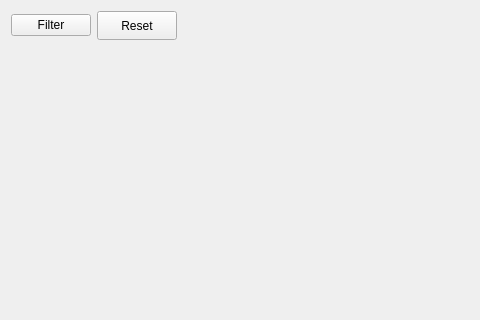
First picture: the form in databaseviewer.ui, repository ChessMD/ChessMD, before the edit; both pictures show x 0 to 480 and y 0 to 320 of the 830 by 553 pixel window.
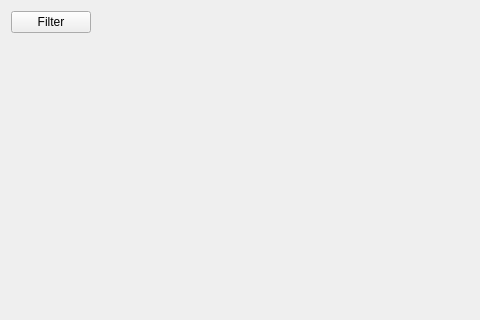
Second picture: the form after the edit.

Commit message: force device theme, make ui changes

What changed in the file:
```diff
--- a/databaseviewer.ui
+++ b/databaseviewer.ui
@@ -26,25 +26,6 @@
        </property>
       </widget>
      </item>
-     <item>
-      <widget class="QPushButton" name="FileButton">
-       <property name="minimumSize">
-        <size>
-         <width>0</width>
-         <height>29</height>
-        </size>
-       </property>
-       <property name="maximumSize">
-        <size>
-         <width>202</width>
-         <height>16777215</height>
-        </size>
-       </property>
-       <property name="text">
-        <string>Reset</string>
-       </property>
-      </widget>
-     </item>
      <item>
       <spacer name="horizontalSpacer_5">
        <property name="orientation">
```
The commit also changes 5 other files.
